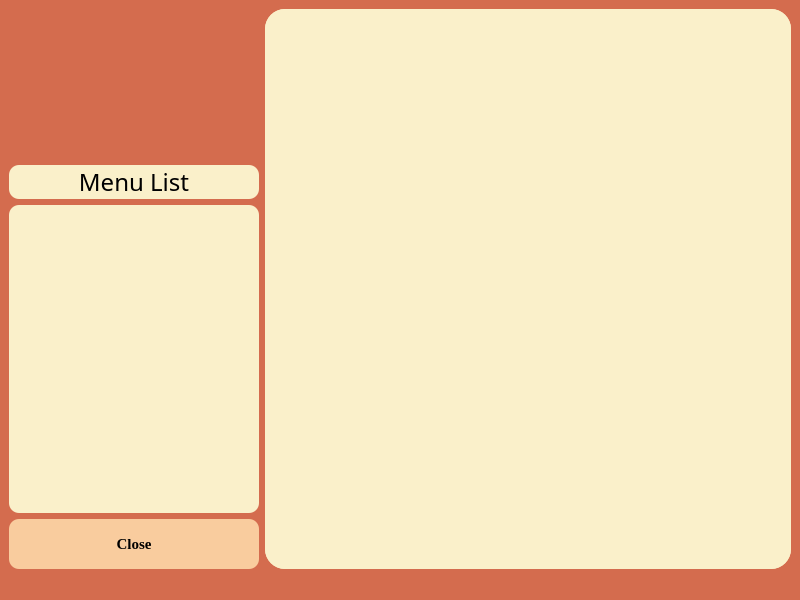
This is inventorywindow.ui in PeteCastle/PEx5 as Qt 5 draws it before an edit. The edited form follows.
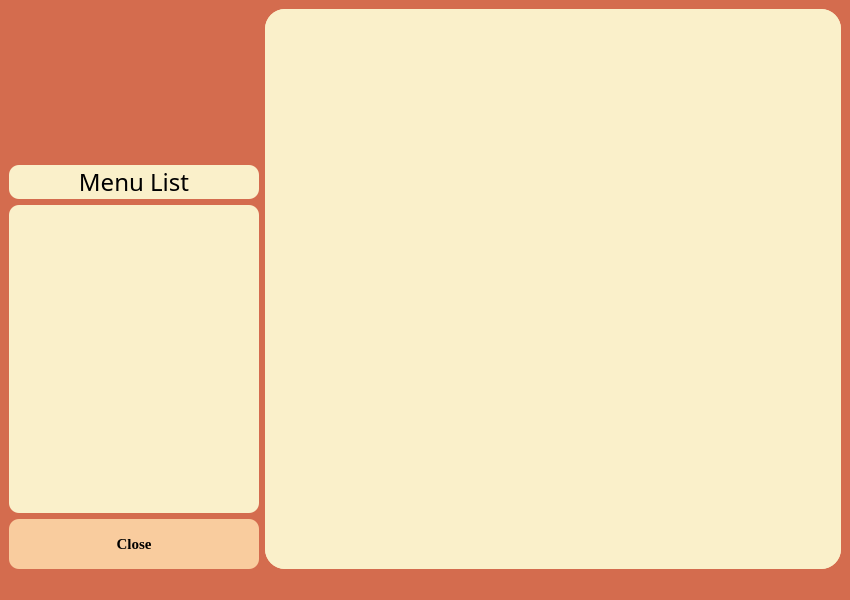
This is the edited form. Icons and pictures are not drawn.

```diff
--- a/inventorywindow.ui
+++ b/inventorywindow.ui
@@ -6,7 +6,7 @@
    <rect>
     <x>0</x>
     <y>0</y>
-    <width>800</width>
+    <width>850</width>
     <height>600</height>
    </rect>
   </property>
@@ -124,8 +124,8 @@
         <rect>
          <x>0</x>
          <y>0</y>
-         <width>519</width>
-         <height>528</height>
+         <width>574</width>
+         <height>539</height>
         </rect>
        </property>
        <layout class="QGridLayout" name="gridLayout"/>
```
Left out of the diff: 4 changed lines with no effect on the pictures.
